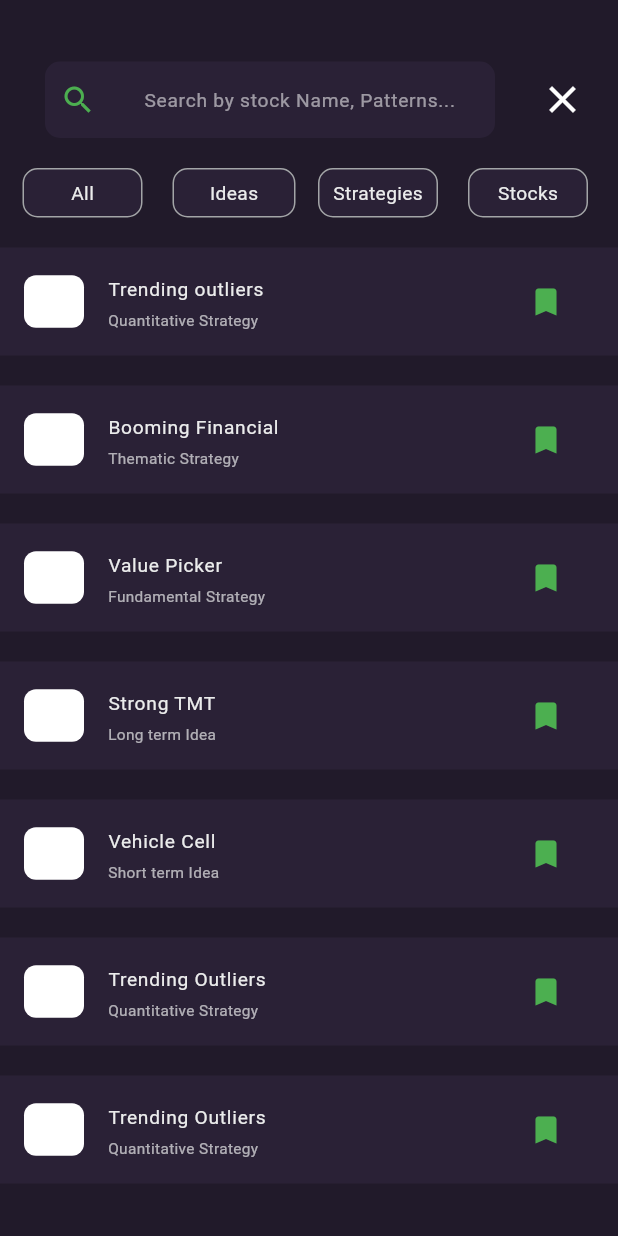
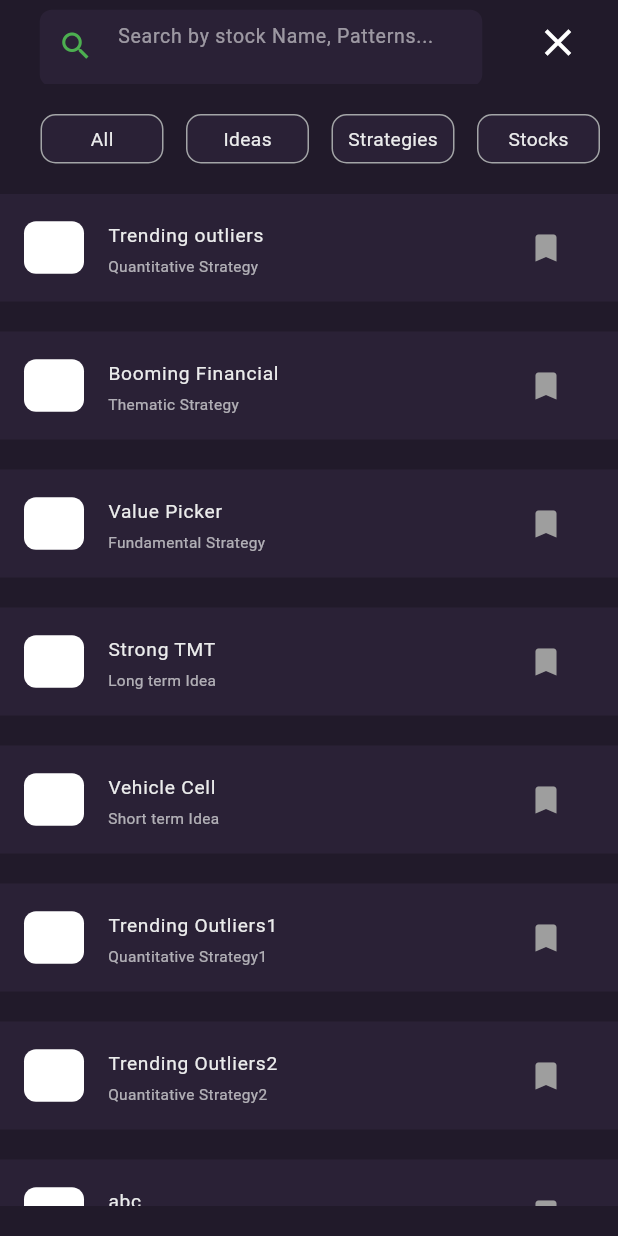
Before and after one commit to nayu1212/statzy, a Flutter app: the screen it shows after launch, on a phone screen of 412 x 824 dp. Run offline on Flutter 3.47's test engine with Material 3 defaults, Android fonts, the light colour scheme and no system bars.

Commit message:
integrated textfield with searchbar and made resuable widgets

```diff
--- /dev/null
+++ b/lib/categories.dart
@@ -0,0 +1,63 @@
+// ignore_for_file: prefer_const_constructors
+
+import 'package:flutter/material.dart';
+
+class Categories extends StatefulWidget {
+  const Categories({super.key});
+
+  @override
+  State<Categories> createState() => _CategoriesState();
+}
+
+class _CategoriesState extends State<Categories> {
+  String activeString = "";
+
+  List<String> categories = ["All", "Ideas", "Strategies", "Stocks"];
+
+  @override
+  Widget build(BuildContext context) {
+    return SingleChildScrollView(
+      scrollDirection: Axis.horizontal,
+      child: Row(
+        mainAxisAlignment: MainAxisAlignment.center,
+        children: categories
+            .map((category) => _buildCategoryButton(category))
+            .toList(),
+      ),
+    );
+  }
+
+  Widget _buildCategoryButton(String category) {
+    return Padding(
+      padding: const EdgeInsets.only(left: 15),
+      child: GestureDetector(
+        onTap: () {
+          setState(() {
+            activeString = category;
+          });
+        },
+        child: Container(
+          width: 82,
+          height: 33,
+          decoration: BoxDecoration(
+            color: Color(0xFF2A2136),
+            borderRadius: BorderRadius.circular(10.0),
+            border: Border.all(
+              color:
+                  activeString == category ? Colors.green : Color(0xFFA3A5A7),
+            ),
+          ),
+          child: Center(
+            child: Text(
+              category,
+              style: TextStyle(
+                fontSize: 12.8,
+                color: Color(0xFFEBECEC),
+              ),
+            ),
+          ),
+        ),
+      ),
+    );
+  }
+}
--- a/lib/home.dart
+++ b/lib/home.dart
@@ -1,6 +1,8 @@
 // ignore_for_file: prefer_const_literals_to_create_immutables, prefer_const_constructors, sort_child_properties_last
 
 import 'package:flutter/material.dart';
+import 'package:statzy/categories.dart';
+import 'package:statzy/mylist.dart';
 
 class Home extends StatefulWidget {
   const Home({super.key});
@@ -11,21 +13,17 @@ class Home extends StatefulWidget {
 
 class _HomeState extends State<Home> {
   final searchcontroller = TextEditingController();
-  Color bookmarkColor = Colors.green;
-  void toggleBookmarkColor() {
-    setState(() {
-      bookmarkColor = bookmarkColor == Colors.grey ? Colors.green : Colors.grey;
-    });
-  }
-
   List<String> title = [
     "Trending outliers",
     "Booming Financial",
     "Value Picker",
     "Strong TMT",
     "Vehicle Cell",
-    "Trending Outliers",
-    "Trending Outliers"
+    "Trending Outliers1",
+    "Trending Outliers2",
+    "abc",
+    "pqr",
+    "rob"
   ];
   List<String> description = [
     "Quantitative Strategy",
@@ -33,44 +31,40 @@ class _HomeState extends State<Home> {
     "Fundamental Strategy",
     "Long term Idea",
     "Short term Idea",
-    "Quantitative Strategy",
-    "Quantitative Strategy"
+    "Quantitative Strategy1",
+    "Quantitative Strategy2",
+    "abc",
+    "pqr",
+    "rob"
   ];
-  //nayan
+
   @override
   Widget build(BuildContext context) {
     return Scaffold(
-      body: SafeArea(
-        child: Padding(
-          padding: const EdgeInsets.only(top: 41),
-          child: Column(children: [
-            Row(
-              children: [
-                Center(
-                  child: Padding(
-                    padding: const EdgeInsets.symmetric(horizontal: 30),
+      appBar: AppBar(
+        backgroundColor: Color(0xFF211A2A),
+        title: Padding(
+          padding: EdgeInsets.only(left: 10, right: 10, top: 8),
+          child: Center(
             child: Container(
-                      width: 300,
+              width: 295,
               height: 51,
               decoration: BoxDecoration(
                   color: Color(0xFF2A2136),
-                        borderRadius: BorderRadius.circular(10.0),
-                      ),
+                  borderRadius: BorderRadius.circular(8)),
               child: TextField(
-                        style:
-                            TextStyle(fontSize: 12.8, color: Color(0xFFEBECEC)),
+                controller: searchcontroller,
+                style: TextStyle(fontSize: 13, color: Color(0xFFEBECEC)),
                 decoration: InputDecoration(
-                          border: OutlineInputBorder(
-                            borderRadius: BorderRadius.circular(10.0),
-                            borderSide: BorderSide.none,
-                          ),
+                  border: InputBorder.none,
                   hintText: "Search by stock Name, Patterns...",
                   hintStyle: TextStyle(color: Colors.white54),
-                          icon: Padding(
-                            padding: const EdgeInsets.only(left: 10),
+                  prefixIcon: Padding(
+                    padding: const EdgeInsets.only(left: 10, right: 10),
                     child: Icon(
                       Icons.search,
                       color: Colors.green,
+                      size: 24,
                     ),
                   ),
                 ),
@@ -78,127 +72,31 @@ class _HomeState extends State<Home> {
             ),
           ),
         ),
-                Icon(
-                  Icons.close,
-                  color: Colors.white,
-                  size: 30,
-                )
-              ],
-            ),
-            SizedBox(
-              height: 20,
-            ),
-            Row(
-              children: [
+        actions: [
           Padding(
-                  padding: const EdgeInsets.only(left: 15),
-                  child: Container(
-                    child: Center(
-                        child: Text("All",
-                            style: TextStyle(
-                                fontSize: 12.8, color: Color(0xFFEBECEC)))),
-                    width: 80,
-                    height: 33,
-                    decoration: BoxDecoration(
-                        color: Color(0xFF2A2136),
-                        borderRadius: BorderRadius.circular(10.0),
-                        border: Border.all(color: Color(0xFFA3A5A7))),
-                  ),
-                ),
-                Padding(
-                  padding: const EdgeInsets.only(left: 20),
-                  child: Container(
-                    child: Center(
-                        child: Text("Ideas",
-                            style: TextStyle(
-                                fontSize: 12.8, color: Color(0xFFEBECEC)))),
-                    width: 82,
-                    height: 33,
-                    decoration: BoxDecoration(
-                        color: Color(0xFF2A2136),
-                        borderRadius: BorderRadius.circular(10.0),
-                        border: Border.all(color: Color(0xFFA3A5A7))),
-                  ),
-                ),
-                Padding(
-                  padding: const EdgeInsets.only(left: 15),
-                  child: Container(
-                    child: Center(
-                        child: Text("Strategies",
-                            style: TextStyle(
-                                fontSize: 12.8, color: Color(0xFFEBECEC)))),
-                    width: 80,
-                    height: 33,
-                    decoration: BoxDecoration(
-                        color: Color(0xFF2A2136),
-                        borderRadius: BorderRadius.circular(10.0),
-                        border: Border.all(color: Color(0xFFA3A5A7))),
-                  ),
-                ),
-                Padding(
-                  padding: const EdgeInsets.only(left: 20),
-                  child: Container(
-                    child: Center(
-                        child: Text("Stocks",
-                            style: TextStyle(
-                                fontSize: 12.8, color: Color(0xFFEBECEC)))),
-                    width: 80,
-                    height: 33,
-                    decoration: BoxDecoration(
-                        color: Color(0xFF2A2136),
-                        borderRadius: BorderRadius.circular(10.0),
-                        border: Border.all(color: Color(0xFFA3A5A7))),
+            padding: const EdgeInsets.only(right: 16),
+            child: IconButton(
+              icon: Icon(Icons.close, color: Colors.white, size: 30),
+              onPressed: () {
+                searchcontroller.clear();
+              },
             ),
           ),
         ],
       ),
-            SizedBox(
-              height: 20,
-            ),
-            Expanded(
-              child: ListView.builder(
-                  itemCount: title.length,
-                  itemBuilder: (context, index) {
-                    return Column(
+      body: SafeArea(
+        child: Padding(
+          padding: const EdgeInsets.symmetric(vertical: 20),
+          child: Column(
             children: [
-                        Container(
-                          color: Color(0xFF2A2136),
-                          child: ListTile(
-                            leading: Container(
-                              width: 40,
-                              height: 35,
-                              decoration: BoxDecoration(
-                                color: Colors.white,
-                                borderRadius: BorderRadius.circular(8.0),
-                              ),
-                            ),
-                            title: Text(
-                              title[index],
-                              style: TextStyle(
-                                  fontSize: 12.8, color: Color(0xFFEBECEC)),
-                            ),
-                            subtitle: Text(
-                              description[index],
-                              style: TextStyle(
-                                  fontSize: 10.24, color: Color(0xB3EBECEC)),
-                            ),
-                            trailing: IconButton(
-                                icon:
-                                    Icon(Icons.bookmark, color: bookmarkColor),
-                                onPressed: () {
-                                  toggleBookmarkColor();
-                                  setState(() {});
-                                }),
-                          ),
-                        ),
-                        Container(
-                          height: 20,
+              Categories(),
+              SizedBox(height: 20),
+              Mylist(
+                title: title,
+                description: description,
               ),
             ],
-                    );
-                  }),
           ),
-          ]),
         ),
       ),
     );
--- /dev/null
+++ b/lib/mylist.dart
@@ -0,0 +1,65 @@
+// ignore_for_file: prefer_const_constructors
+
+import 'package:flutter/material.dart';
+
+class Mylist extends StatefulWidget {
+  final List<String> title;
+  final List<String> description;
+  const Mylist({super.key, required this.title, required this.description});
+
+  @override
+  State<Mylist> createState() => _MylistState();
+}
+
+class _MylistState extends State<Mylist> {
+  String activeTitle = "";
+  @override
+  Widget build(BuildContext context) {
+    return Expanded(
+      child: ListView.builder(
+          itemCount: widget.title.length,
+          itemBuilder: (context, index) {
+            return Column(
+              children: [
+                Container(
+                  color: Color(0xFF2A2136),
+                  child: ListTile(
+                    leading: Container(
+                      width: 40,
+                      height: 35,
+                      decoration: BoxDecoration(
+                        color: Colors.white,
+                        borderRadius: BorderRadius.circular(8.0),
+                      ),
+                    ),
+                    title: Text(
+                      widget.title[index],
+                      style:
+                          TextStyle(fontSize: 12.8, color: Color(0xFFEBECEC)),
+                    ),
+                    subtitle: Text(
+                      widget.description[index],
+                      style:
+                          TextStyle(fontSize: 10.24, color: Color(0xB3EBECEC)),
+                    ),
+                    trailing: IconButton(
+                        icon: Icon(Icons.bookmark,
+                            color: widget.title[index] == activeTitle
+                                ? Colors.green
+                                : Colors.grey),
+                        onPressed: () {
+                          setState(() {
+                            activeTitle = widget.title[index];
+                          });
+                        }),
+                  ),
+                ),
+                SizedBox(
+                  height: 20,
+                ),
+              ],
+            );
+          }),
+    );
+  }
+}
```
Lines whose indentation alone changed are shown as unchanged.
